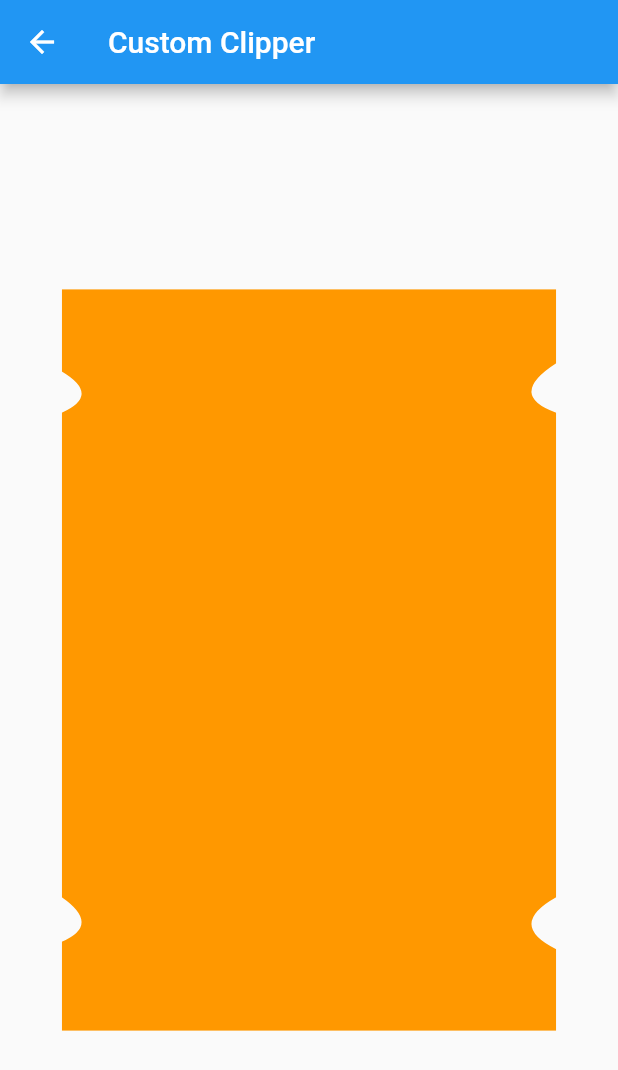
After one commit to champ96k/canvas_in_flutter, a Flutter app: the screen it shows after launch, after a tap on "Cut Corners", on a phone screen of 412 x 824 dp. The commit adds this screen. Shown: the top 1070 px of the screen. Run offline on Flutter 3.47's test engine with Material 2 defaults, Android fonts, the phone set to English and light mode, and no system bars.

Commit message:
Cutting corner example added

```diff
--- /dev/null
+++ b/custom_clipper/lib/src/cut_corners/my_cut_corners.dart
@@ -0,0 +1,79 @@
+import 'package:flutter/material.dart';
+
+class MyCutCornersClipper extends CustomClipper<Path> {
+  @override
+  Path getClip(Size size) {
+    /// [First] cut point
+    var firstControlPoint = Offset(size.width * 0.08, size.height / 7);
+    var firstEndPoint = Offset(0.0, size.height / 6);
+
+    /// [second] cut point
+    var secondControlPoint =
+        Offset(size.width * 0.08, size.height - size.height / 7);
+    var secondEndPoint = Offset(0.0, size.height * 0.88);
+
+    /// [Third] cut point
+    var thirdControlPoint =
+        Offset(size.width * 0.9, size.height - size.height / 7);
+    var thirdEndPoint = Offset(size.width, size.height * 0.82);
+
+    /// [Fourth] cut point
+    var fourthControlPoint = Offset(size.width * 0.9, size.height / 7);
+    var fourthEndPoint = Offset(size.width, size.height * 0.1);
+
+    final path = Path()
+
+      //First cut point
+      ..lineTo(0.0, size.height / 9)
+      ..quadraticBezierTo(
+        firstControlPoint.dx,
+        firstControlPoint.dy,
+        firstEndPoint.dx,
+        firstEndPoint.dy,
+      )
+
+      //Second cut pont
+      ..lineTo(0.0, size.height * 0.82)
+      ..quadraticBezierTo(
+        secondControlPoint.dx,
+        secondControlPoint.dy,
+        secondEndPoint.dx,
+        secondEndPoint.dy,
+      )
+
+      //bottom left
+      ..lineTo(0.0, size.height)
+
+      // bottom right
+      ..lineTo(size.width, size.height)
+
+      //Third cut
+      ..lineTo(size.width, size.height * 0.89)
+      ..quadraticBezierTo(
+        thirdControlPoint.dx,
+        thirdControlPoint.dy,
+        thirdEndPoint.dx,
+        thirdEndPoint.dy,
+      )
+
+      //Fourth cut
+      ..lineTo(size.width, size.height / 6)
+      ..quadraticBezierTo(
+        fourthControlPoint.dx,
+        fourthControlPoint.dy,
+        fourthEndPoint.dx,
+        fourthEndPoint.dy,
+      )
+
+      // top right
+      ..lineTo(size.width, 0.0)
+      ..lineTo(0.0, 0.0)
+      ..close();
+    return path;
+  }
+
+  @override
+  bool shouldReclip(covariant CustomClipper<Path> oldClipper) {
+    return false;
+  }
+}
--- /dev/null
+++ b/custom_clipper/lib/src/cut_corners/my_cut_corners_clipper.dart
@@ -0,0 +1,28 @@
+import 'package:flutter/material.dart';
+
+import 'my_cut_corners.dart';
+
+class MyCutCorners extends StatelessWidget {
+  const MyCutCorners({Key? key}) : super(key: key);
+
+  @override
+  Widget build(BuildContext context) {
+    final _size = MediaQuery.of(context).size;
+    return Scaffold(
+      appBar: AppBar(
+        title: const Text("Custom Clipper"),
+      ),
+      body: Center(
+        child: ClipPath(
+          clipper: MyCutCornersClipper(),
+          child: Container(
+            alignment: Alignment.center,
+            height: _size.height * 0.6,
+            width: _size.width * 0.8,
+            color: Colors.orange,
+          ),
+        ),
+      ),
+    );
+  }
+}
--- a/custom_clipper/lib/src/home_page.dart
+++ b/custom_clipper/lib/src/home_page.dart
@@ -2,6 +2,7 @@ import 'package:custom_clipper/src/clipper/my_clipper.dart';
 import 'package:custom_clipper/src/widget/primary_button.dart';
 import 'package:flutter/material.dart';
 
+import 'cut_corners/my_cut_corners_clipper.dart';
 import 'quadratic_bezier/my_quadratic_bezier.dart';
 
 class HomePage extends StatelessWidget {
@@ -40,8 +41,14 @@ class HomePage extends StatelessWidget {
             ),
             const SizedBox(height: 26.0),
             PrimaryButton(
-              title: "Custom Clipper",
-              onTap: () {},
+              title: "Cut Corners",
+              onTap: () {
+                Navigator.of(context).push(
+                  MaterialPageRoute(
+                    builder: (context) => const MyCutCorners(),
+                  ),
+                );
+              },
             ),
           ],
         ),
```
